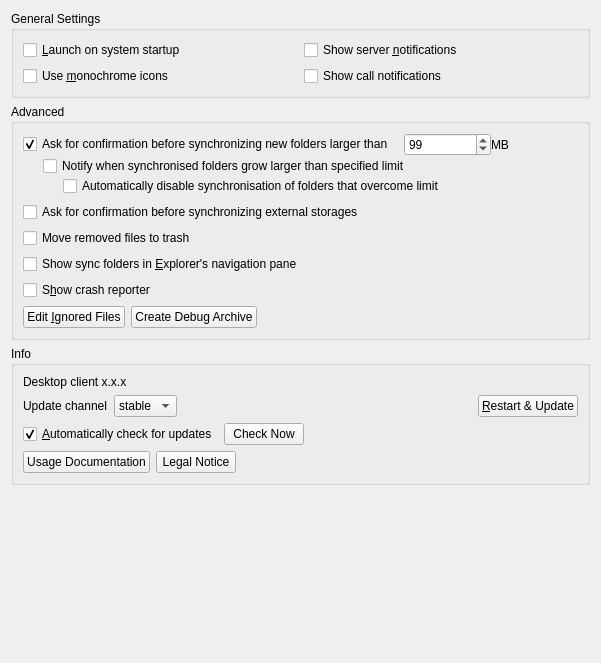
Qt form src/gui/generalsettings.ui (nextcloud/desktop) before a commit.
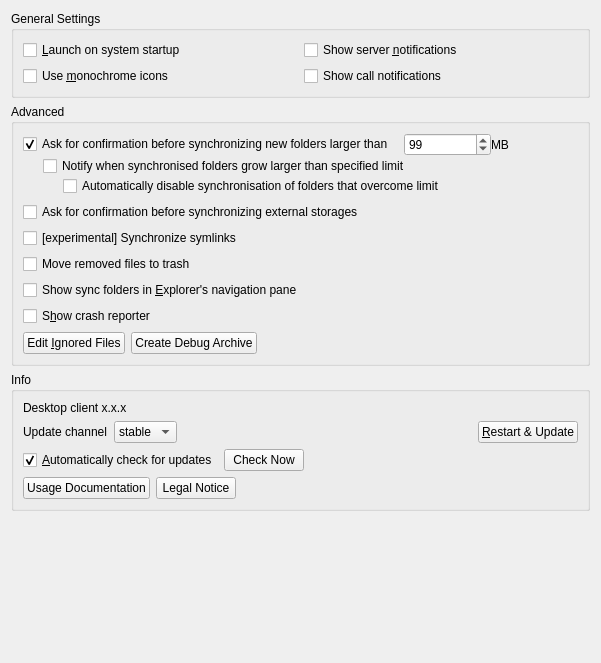
The same form after that commit.

Commit message:
gui/config: Add symlink synchronization as sync option
This commit reverts the effects of commit
"libsync: Remove auto-exclude for symlinks"
(5812d5cbd47a9fa5b39931975b83ed17e38393fe).

```diff
--- a/src/gui/generalsettings.ui
+++ b/src/gui/generalsettings.ui
@@ -139,6 +139,17 @@
         </item>
        </layout>
       </item>
+      <item>
+       <layout class="QHBoxLayout" name="horizontalLayout_11">
+        <item>
+         <widget class="QCheckBox" name="synchronizeSymlinks">
+          <property name="text">
+           <string>[experimental] Synchronize symlinks</string>
+          </property>
+         </widget>
+        </item>
+       </layout>
+      </item>
       <item>
        <layout class="QHBoxLayout" name="horizontalLayout">
         <item>
```
The commit also changes 8 other files.
